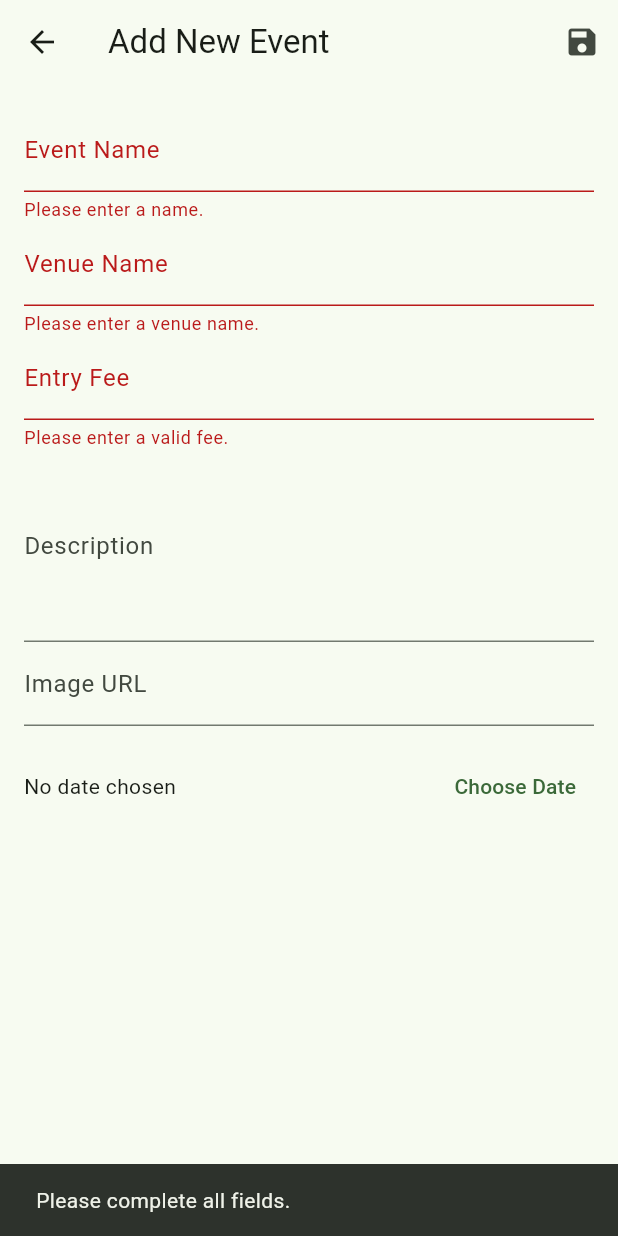
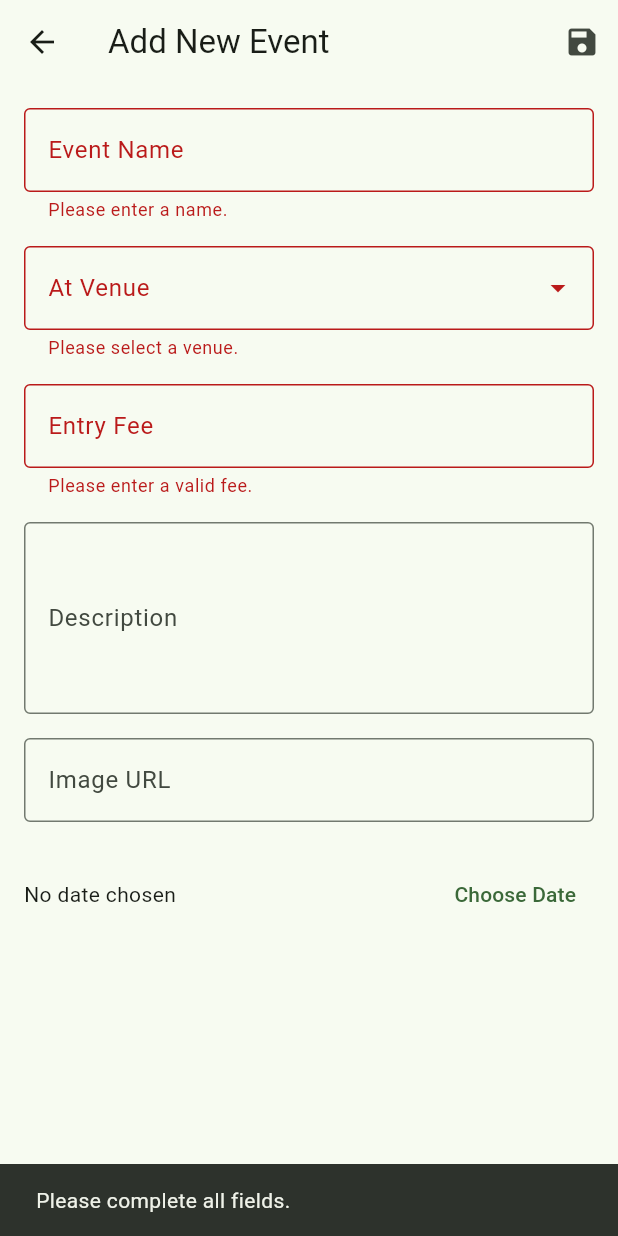
Before and after one commit to Soniya-54/sports_management_app, a Flutter app: the AddEditEventScreen screen opened directly, after a tap on the "save" icon, on a phone screen of 412 x 824 dp. Run offline on Flutter 3.47's test engine with Material 3 defaults, Android fonts, the phone set to English and light mode, and no system bars; our stand-ins replace cloud_firestore, firebase_auth, firebase_core, table_calendar; accounts and stored records are empty; Roboto replaces fonts that are missing (Poppins).

Commit message:
Feat: Implement manager-only venue selection for events

```diff
--- a/lib/screens/add_edit_event_screen.dart
+++ b/lib/screens/add_edit_event_screen.dart
@@ -5,6 +5,8 @@ import 'package:cloud_firestore/cloud_firestore.dart';
 import 'package:firebase_auth/firebase_auth.dart';
 import 'package:intl/intl.dart';
 import '../models/event_model.dart';
+import '../models/venue_model.dart';
+import 'search_selection_screen.dart';
 
 enum EventFormMode { add, edit }
 
@@ -29,9 +31,11 @@ class _AddEditEventScreenState extends State<AddEditEventScreen> {
   late TextEditingController _nameController;
   late TextEditingController _descriptionController;
   late TextEditingController _imageUrlController;
-  late TextEditingController _venueNameController;
   late TextEditingController _entryFeeController;
   DateTime? _selectedDate;
+
+  Venue? _selectedVenue;
+  List<Venue> _managerVenues = [];
 
   @override
   void initState() {
@@ -39,9 +43,17 @@ class _AddEditEventScreenState extends State<AddEditEventScreen> {
     _nameController = TextEditingController(text: widget.event?.name ?? '');
     _descriptionController = TextEditingController(text: widget.event?.description ?? '');
     _imageUrlController = TextEditingController(text: widget.event?.imageUrl ?? '');
-    _venueNameController = TextEditingController(text: widget.event?.venueName ?? '');
     _entryFeeController = TextEditingController(text: widget.event?.entryFee.toString() ?? '');
     _selectedDate = widget.event?.eventDate.toDate();
+
+    _fetchManagerVenues();
+
+    if (widget.formMode == EventFormMode.edit && widget.event != null) {
+       _selectedVenue = Venue(
+         id: 'temp_id', name: widget.event!.venueName, location: '', sportType: '', pricePerHour: 0,
+         imageUrl: '', description: '', openingTime: '', closingTime: '', slotDuration: 0
+       );
+    }
   }
 
   @override
@@ -49,55 +61,63 @@ class _AddEditEventScreenState extends State<AddEditEventScreen> {
     _nameController.dispose();
     _descriptionController.dispose();
     _imageUrlController.dispose();
-    _venueNameController.dispose();
     _entryFeeController.dispose();
     super.dispose();
   }
 
+  Future<void> _fetchManagerVenues() async {
+    final user = FirebaseAuth.instance.currentUser;
+    if (user == null) return;
+    final querySnapshot = await FirebaseFirestore.instance.collection('venues').where('managerId', isEqualTo: user.uid).get();
+    final venues = querySnapshot.docs.map((doc) {
+      final data = doc.data();
+      return Venue(
+        id: doc.id, name: data['name'] ?? '', location: data['location'] ?? '',
+        sportType: data['sportType'] ?? '', pricePerHour: (data['pricePerHour'] as num?)?.toDouble() ?? 0.0,
+        imageUrl: data['imageUrl'] ?? '', description: data['description'] ?? '',
+        openingTime: data['openingTime'] ?? '', closingTime: data['closingTime'] ?? '',
+        slotDuration: (data['slotDuration'] as num?)?.toInt() ?? 0,
+      );
+    }).toList();
+    if (mounted) { setState(() { _managerVenues = venues; }); }
+  }
+
+  Future<void> _selectVenue() async {
+    final result = await Navigator.of(context).push<Venue>(
+      MaterialPageRoute(
+        builder: (context) => SearchSelectionScreen(allVenues: _managerVenues),
+      ),
+    );
+    if (result != null) { setState(() { _selectedVenue = result; }); }
+  }
+
   Future<void> _presentDatePicker() async {
     final now = DateTime.now();
-    final pickedDate = await showDatePicker(
-      context: context,
-      initialDate: _selectedDate ?? now,
-      firstDate: now,
-      lastDate: now.add(const Duration(days: 365)),
-    );
-    if (pickedDate != null) {
-      setState(() { _selectedDate = pickedDate; });
-    }
+    final pickedDate = await showDatePicker(context: context, initialDate: _selectedDate ?? now, firstDate: now, lastDate: now.add(const Duration(days: 365)));
+    if (pickedDate != null) { setState(() { _selectedDate = pickedDate; }); }
   }
 
   Future<void> _saveForm() async {
     final isValid = _formKey.currentState?.validate() ?? false;
-    if (!isValid || _selectedDate == null) {
+    if (!isValid || _selectedDate == null || _selectedVenue == null) {
       ScaffoldMessenger.of(context).showSnackBar(const SnackBar(content: Text('Please complete all fields.')));
       return;
     }
-
     setState(() { _isLoading = true; });
     final user = FirebaseAuth.instance.currentUser;
-    if (user == null) {
-      setState(() { _isLoading = false; });
-      return; // Should not happen
-    }
-
+    if (user == null) { setState(() { _isLoading = false; }); return; }
     try {
       final eventData = {
-        'name': _nameController.text.trim(),
-        'description': _descriptionController.text.trim(),
-        'imageUrl': _imageUrlController.text.trim(),
-        'venueName': _venueNameController.text.trim(),
+        'name': _nameController.text.trim(), 'description': _descriptionController.text.trim(),
+        'imageUrl': _imageUrlController.text.trim(), 'venueName': _selectedVenue!.name,
         'entryFee': double.tryParse(_entryFeeController.text.trim()) ?? 0.0,
-        'eventDate': Timestamp.fromDate(_selectedDate!),
-        'managerId': user.uid,
+        'eventDate': Timestamp.fromDate(_selectedDate!), 'managerId': user.uid,
       };
-
       if (widget.formMode == EventFormMode.add) {
         await FirebaseFirestore.instance.collection('events').add(eventData);
       } else if (widget.event != null) {
         await FirebaseFirestore.instance.collection('events').doc(widget.event!.id).update(eventData);
       }
-
       if (mounted) { Navigator.of(context).pop(); }
     } catch (e) {
       if (mounted) { ScaffoldMessenger.of(context).showSnackBar(SnackBar(content: Text('Failed to save event: $e'))); }
@@ -111,9 +131,7 @@ class _AddEditEventScreenState extends State<AddEditEventScreen> {
     return Scaffold(
       appBar: AppBar(
         title: Text(widget.formMode == EventFormMode.add ? 'Add New Event' : 'Edit Event'),
-        actions: [
-          IconButton(onPressed: _isLoading ? null : _saveForm, icon: const Icon(Icons.save)),
-        ],
+        actions: [ IconButton(onPressed: _isLoading ? null : _saveForm, icon: const Icon(Icons.save)) ],
       ),
       body: _isLoading
           ? const Center(child: CircularProgressIndicator())
@@ -125,35 +143,43 @@ class _AddEditEventScreenState extends State<AddEditEventScreen> {
                   children: [
                     TextFormField(
                       controller: _nameController,
-                      decoration: const InputDecoration(labelText: 'Event Name'),
+                      decoration: const InputDecoration(labelText: 'Event Name', border: OutlineInputBorder()),
                       validator: (value) => (value?.isEmpty ?? true) ? 'Please enter a name.' : null,
                     ),
+                    const SizedBox(height: 16),
                     TextFormField(
-                      controller: _venueNameController,
-                      decoration: const InputDecoration(labelText: 'Venue Name'),
-                       validator: (value) => (value?.isEmpty ?? true) ? 'Please enter a venue name.' : null,
+                      key: ValueKey(_selectedVenue?.id ?? 'no-venue'),
+                      initialValue: _selectedVenue?.name ?? '',
+                      readOnly: true,
+                      decoration: const InputDecoration(
+                        labelText: 'At Venue', hintText: 'Tap to select one of your venues',
+                        border: OutlineInputBorder(), suffixIcon: Icon(Icons.arrow_drop_down),
+                      ),
+                      onTap: _selectVenue,
+                      validator: (_) => _selectedVenue == null ? 'Please select a venue.' : null,
                     ),
+                    const SizedBox(height: 16),
                     TextFormField(
                       controller: _entryFeeController,
-                      decoration: const InputDecoration(labelText: 'Entry Fee'),
+                      decoration: const InputDecoration(labelText: 'Entry Fee', border: OutlineInputBorder()),
                       keyboardType: TextInputType.number,
                       validator: (value) => (value?.isEmpty ?? true) || double.tryParse(value!) == null ? 'Please enter a valid fee.' : null,
                     ),
+                    const SizedBox(height: 16),
                     TextFormField(
                       controller: _descriptionController,
-                      decoration: const InputDecoration(labelText: 'Description'),
+                      decoration: const InputDecoration(labelText: 'Description', border: OutlineInputBorder()),
                       maxLines: 4,
                     ),
+                    const SizedBox(height: 16),
                     TextFormField(
                       controller: _imageUrlController,
-                      decoration: const InputDecoration(labelText: 'Image URL'),
+                      decoration: const InputDecoration(labelText: 'Image URL', border: OutlineInputBorder()),
                     ),
-                    const SizedBox(height: 16),
+                    const SizedBox(height: 24),
                     Row(
                       children: [
-                        Expanded(
-                          child: Text(_selectedDate == null ? 'No date chosen' : 'Date: ${DateFormat.yMd().format(_selectedDate!)}'),
-                        ),
+                        Expanded(child: Text(_selectedDate == null ? 'No date chosen' : 'Date: ${DateFormat.yMd().format(_selectedDate!)}')),
                         TextButton(onPressed: _presentDatePicker, child: const Text('Choose Date')),
                       ],
                     ),
```
